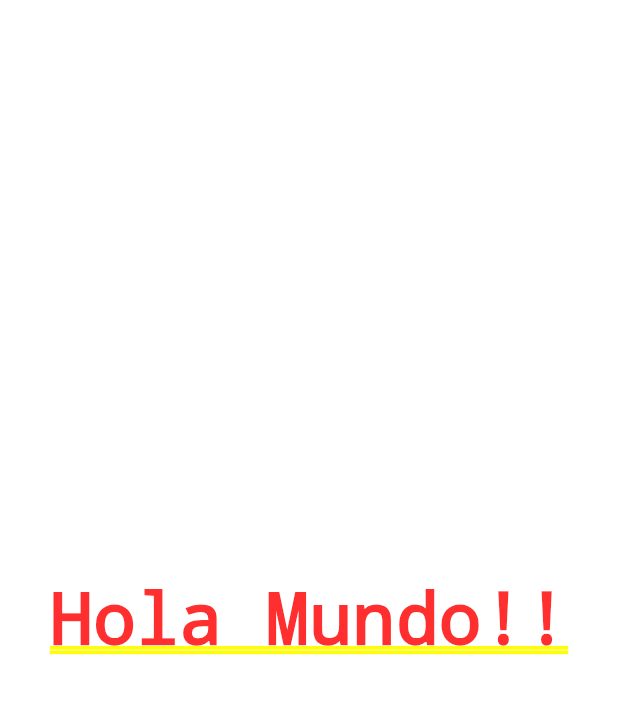
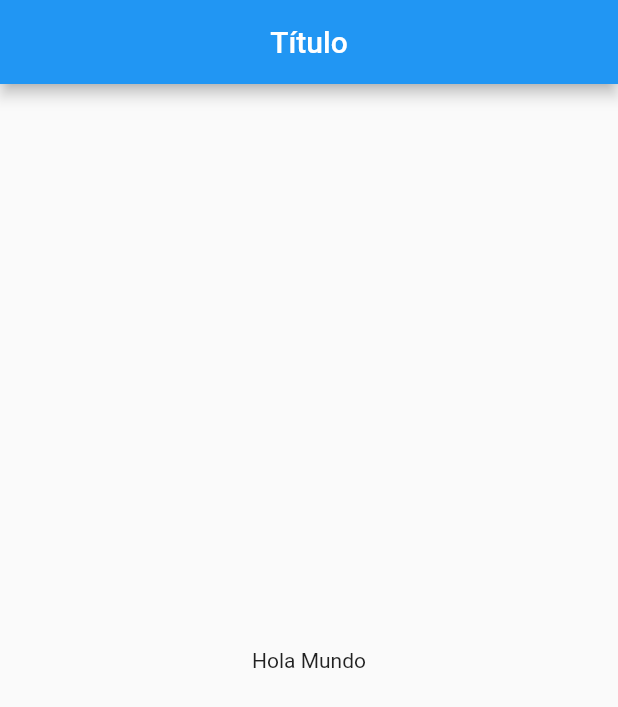
Before and after one commit to Larrygf02/firstapp-flutter, a Flutter app: the screen it shows after launch, on a phone screen of 412 x 824 dp. Shown: the top 707 px of the screen. Run offline on Flutter 3.47's test engine with Material 2 defaults, Android fonts, the phone set to English and light mode, and no system bars.

Commit message:
widget scaffold

```diff
--- a/lib/src/app.dart
+++ b/lib/src/app.dart
@@ -1,3 +1,4 @@
+import 'package:firstapp/src/pages/home_page.dart';
 import 'package:flutter/material.dart';
 
 class MyApp extends StatelessWidget{
@@ -5,7 +6,7 @@ class MyApp extends StatelessWidget{
   Widget build(context) {
     return MaterialApp(
       home: Center(
-        child:Text('Hola Mundo!!'),
+        child:HomePage(),
       )
     );
   }
--- /dev/null
+++ b/lib/src/pages/home_page.dart
@@ -0,0 +1,21 @@
+
+
+import 'package:flutter/material.dart';
+
+class HomePage extends StatelessWidget{
+
+  @override
+  Widget build(BuildContext context) {
+    return Scaffold(
+      appBar: AppBar(
+        title: Text('Título'),
+        centerTitle: true
+      ),
+      body: Center(
+        child: Text('Hola Mundo')
+      )
+    );
+  }
+
+
+}
```
